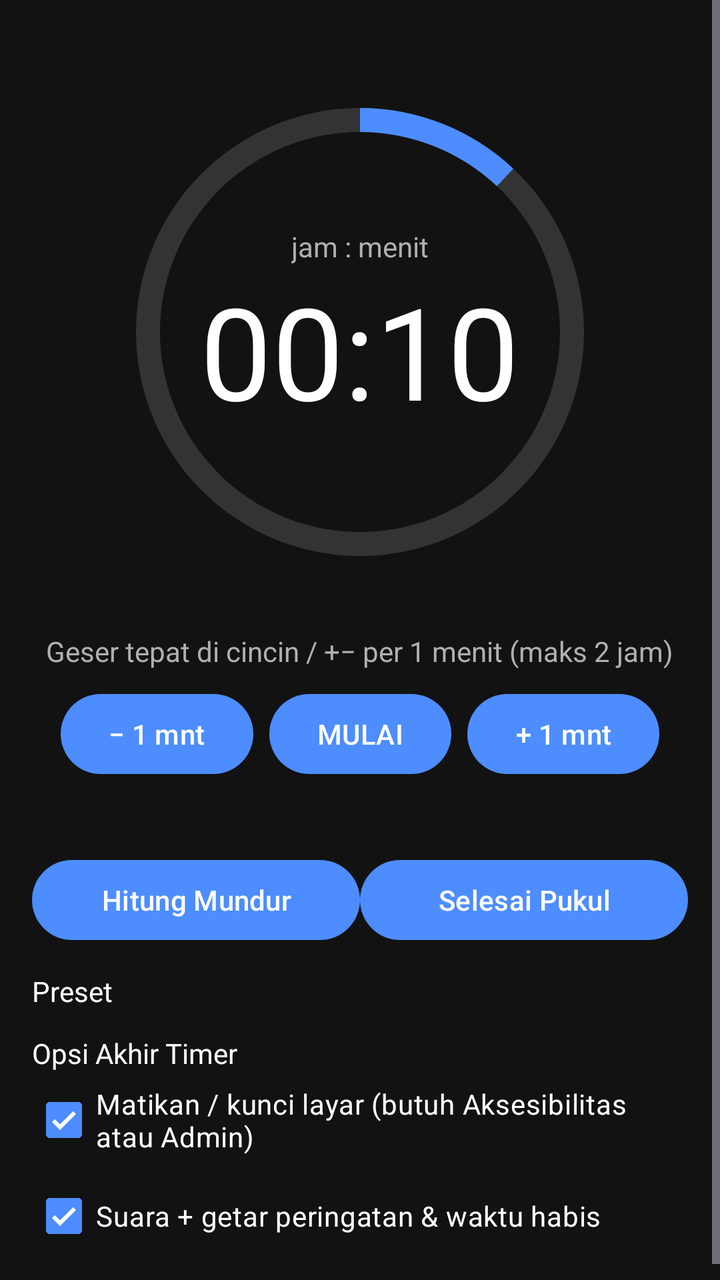
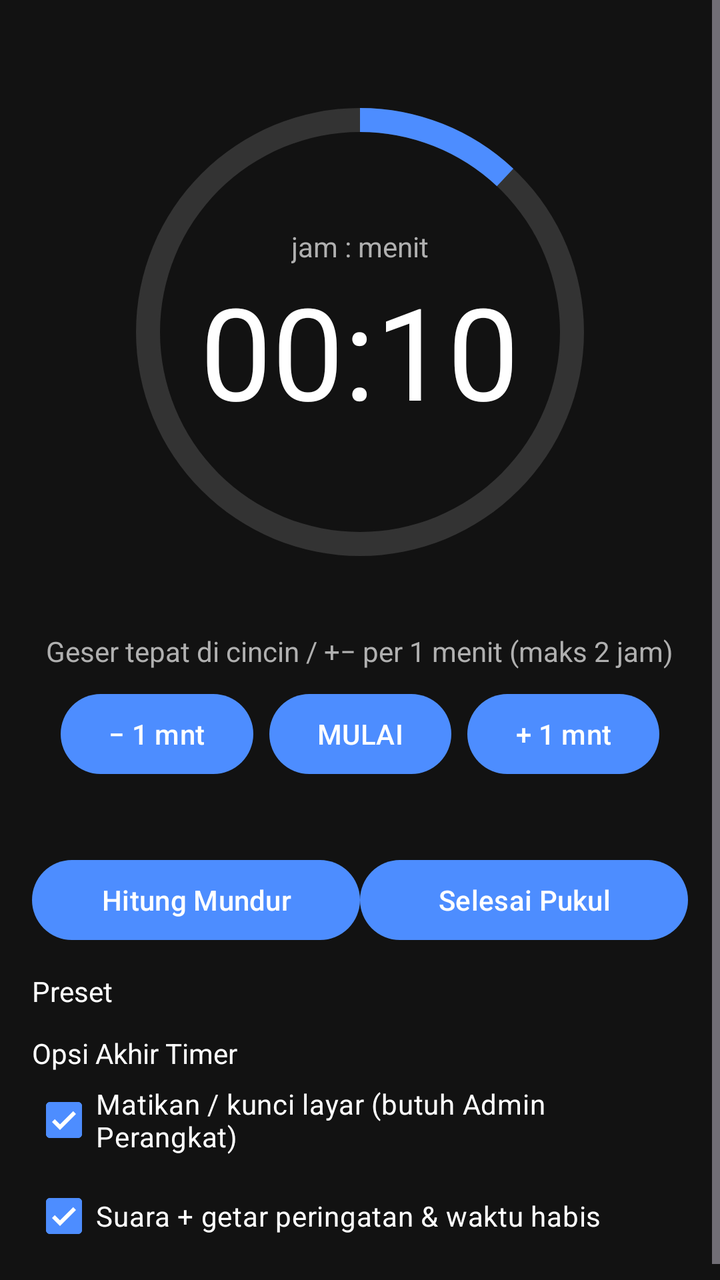

The first picture is an Android layout as it rendered before a commit; the second is the same layout after the commit. The layout source and the unified diff follow.
<!-- AndroidManifest.xml: application theme Theme.TimeNest -->
<!-- res/layout/fragment_sleep.xml -->
<?xml version="1.0" encoding="utf-8"?>
<ScrollView xmlns:android="http://schemas.android.com/apk/res/android"
    xmlns:app="http://schemas.android.com/apk/res-auto"
    android:background="@color/bg"
    android:layout_width="match_parent" android:layout_height="match_parent">
<LinearLayout android:orientation="vertical" android:padding="16dp"
    android:gravity="center_horizontal"
    android:layout_width="match_parent" android:layout_height="wrap_content">
    <FrameLayout android:id="@+id/dialWrap" android:layout_width="300dp" android:layout_height="300dp">
        <ProgressBar android:id="@+id/ring" style="?android:attr/progressBarStyleHorizontal"
            android:progressDrawable="@drawable/ring" android:max="100" android:progress="12"
            android:layout_width="match_parent" android:layout_height="match_parent" />
        <LinearLayout android:orientation="vertical" android:gravity="center"
            android:layout_width="match_parent" android:layout_height="match_parent">
            <TextView android:text="jam : menit" android:textColor="@color/text2"
                android:layout_width="wrap_content" android:layout_height="wrap_content" />
            <TextView android:id="@+id/tvTime" android:text="00:10" android:textSize="64sp"
                android:textColor="@color/text"
                android:layout_width="wrap_content" android:layout_height="wrap_content" />
        </LinearLayout>
    </FrameLayout>
    <TextView android:text="Geser tepat di cincin / +− per 1 menit (maks 2 jam)" android:textColor="@color/text2"
        android:gravity="center"
        android:layout_width="wrap_content" android:layout_height="wrap_content" />
    <LinearLayout android:orientation="horizontal" android:layout_marginTop="8dp"
        android:gravity="center"
        android:layout_width="wrap_content" android:layout_height="wrap_content">
        <Button android:id="@+id/btnMinus" android:text="− 1 mnt" android:minWidth="48dp"
            android:layout_width="wrap_content" android:layout_height="wrap_content" />
        <Button android:id="@+id/btnStart" android:text="MULAI"
            android:layout_marginHorizontal="8dp"
            android:layout_width="wrap_content" android:layout_height="wrap_content" />
        <Button android:id="@+id/btnPlus" android:text="+ 1 mnt" android:minWidth="48dp"
            android:layout_width="wrap_content" android:layout_height="wrap_content" />
    </LinearLayout>
    <TextView android:id="@+id/tvSummary" android:textColor="@color/text2"
        android:layout_marginTop="8dp"
        android:layout_width="wrap_content" android:layout_height="wrap_content" />
    <LinearLayout android:orientation="horizontal" android:layout_marginTop="8dp"
        android:layout_width="match_parent" android:layout_height="wrap_content">
        <Button android:id="@+id/tabDur" android:text="Hitung Mundur" android:layout_weight="1"
            android:layout_width="0dp" android:layout_height="wrap_content" />
        <Button android:id="@+id/tabClock" android:text="Selesai Pukul" android:layout_weight="1"
            android:layout_width="0dp" android:layout_height="wrap_content" />
    </LinearLayout>
    <TextView android:text="Preset" android:textColor="@color/text"
        android:layout_marginTop="12dp"
        android:layout_width="match_parent" android:layout_height="wrap_content" />
    <GridLayout android:id="@+id/gridPreset" android:columnCount="3" android:useDefaultMargins="true"
        android:layout_width="match_parent" android:layout_height="wrap_content" />
    <TextView android:text="Opsi Akhir Timer" android:textColor="@color/text"
        android:layout_marginTop="12dp"
        android:layout_width="match_parent" android:layout_height="wrap_content" />
    <CheckBox android:id="@+id/cbLock" android:text="Matikan / kunci layar (butuh Aksesibilitas atau Admin)"
        android:textColor="@color/text" android:checked="true"
        android:layout_width="match_parent" android:layout_height="wrap_content" />
    <CheckBox android:id="@+id/cbSound" android:text="Suara + getar peringatan &amp; waktu habis"
        android:textColor="@color/text" android:checked="true"
        android:layout_width="match_parent" android:layout_height="wrap_content" />
    <TextView android:id="@+id/tvLockWarn" android:textColor="@color/warn" android:visibility="gone"
        android:text="⚠ Belum ada metode kunci — aktifkan Aksesibilitas atau Admin."
        android:layout_width="match_parent" android:layout_height="wrap_content" />
</LinearLayout>
</ScrollView>
<!-- resources referenced by this layout -->
<resources>
  <color name="bg">#121212</color>
  <color name="text">#FFFFFF</color>
  <color name="text2">#B0B0B0</color>
  <color name="warn">#FF9800</color>
  <!-- drawable ring (drawable) -->
  <?xml version="1.0" encoding="utf-8"?>
  <layer-list xmlns:android="http://schemas.android.com/apk/res/android">
      <item android:id="@android:id/background">
          <shape android:shape="ring" android:thickness="12dp" android:useLevel="false">
              <solid android:color="#333333" />
          </shape>
      </item>
      <item android:id="@android:id/progress">
          <rotate android:fromDegrees="270" android:toDegrees="270">
              <shape android:shape="ring" android:thickness="12dp" android:useLevel="true">
                  <solid android:color="@color/accent" />
              </shape>
          </rotate>
      </item>
  </layer-list>
  <style name="Theme.TimeNest" parent="Theme.Material3.Dark.NoActionBar">
          <item name="colorPrimary">@color/accent</item>
          <item name="android:windowBackground">@color/bg</item>
          <item name="colorOnPrimary">@color/text</item>
      </style>
  <color name="accent">#4D8DFF</color>
</resources>

<!-- the commit's change to res/layout/fragment_sleep.xml (unified diff, before → after) -->
@@ -51,14 +51,14 @@
     <TextView android:text="Opsi Akhir Timer" android:textColor="@color/text"
         android:layout_marginTop="12dp"
         android:layout_width="match_parent" android:layout_height="wrap_content" />
-    <CheckBox android:id="@+id/cbLock" android:text="Matikan / kunci layar (butuh Aksesibilitas atau Admin)"
+    <CheckBox android:id="@+id/cbLock" android:text="Matikan / kunci layar (butuh Admin Perangkat)"
         android:textColor="@color/text" android:checked="true"
         android:layout_width="match_parent" android:layout_height="wrap_content" />
     <CheckBox android:id="@+id/cbSound" android:text="Suara + getar peringatan &amp; waktu habis"
         android:textColor="@color/text" android:checked="true"
         android:layout_width="match_parent" android:layout_height="wrap_content" />
     <TextView android:id="@+id/tvLockWarn" android:textColor="@color/warn" android:visibility="gone"
-        android:text="⚠ Belum ada metode kunci — aktifkan Aksesibilitas atau Admin."
+        android:text="⚠ Izin Admin belum aktif — perangkat tidak akan terkunci."
         android:layout_width="match_parent" android:layout_height="wrap_content" />
 </LinearLayout>
 </ScrollView>
